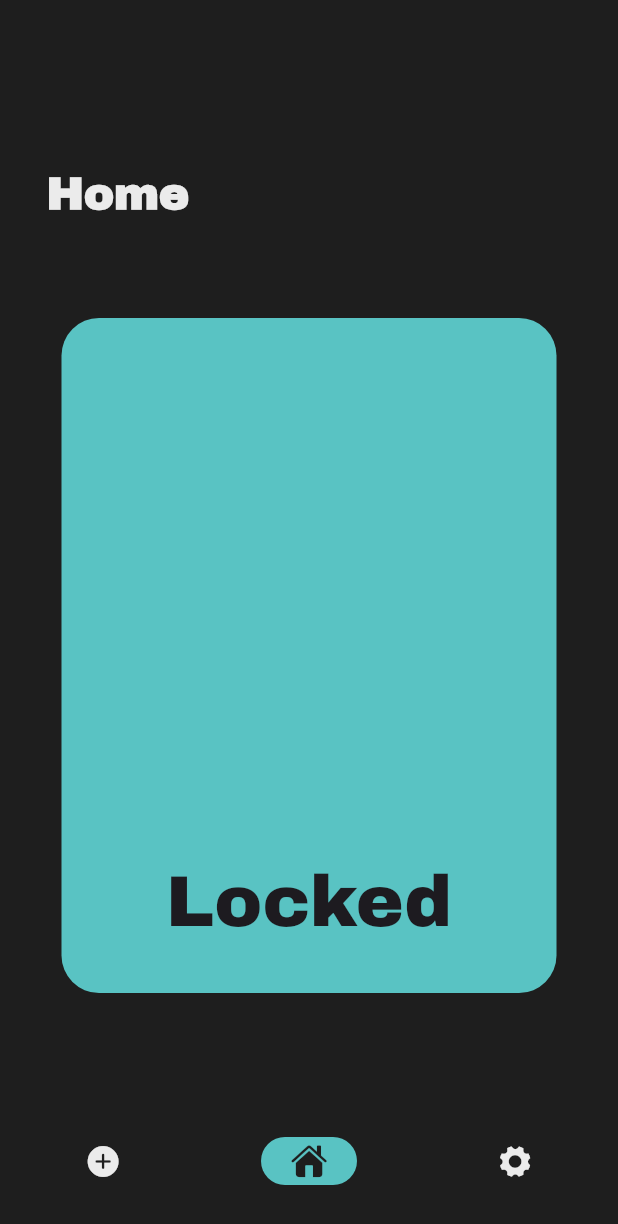
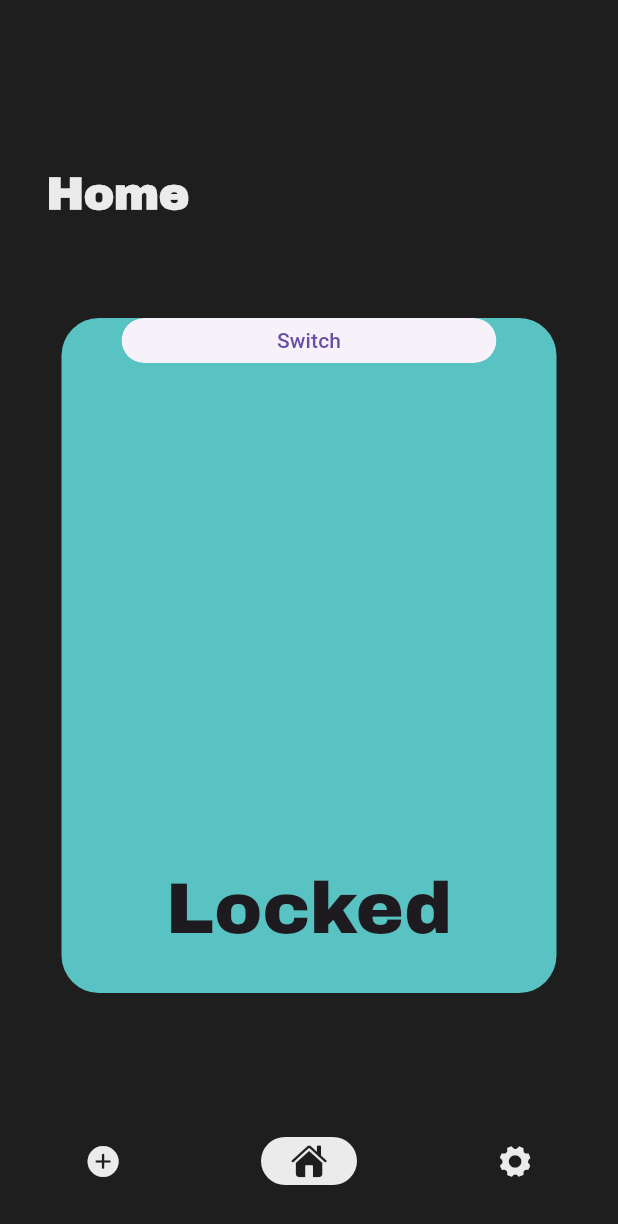
Before and after one commit to WildFore/locklock_application, a Flutter app: the screen it shows after launch, on a phone screen of 412 x 824 dp. Shown: the top 1224 px of the screen. Run offline on Flutter 3.47's test engine with Material 3 defaults, Android fonts, the phone set to English and light mode, and no system bars; our stand-ins replace figma_squircle.

Commit message:
fuck it i'm done

```diff
--- a/locklock_app/lib/home.dart
+++ b/locklock_app/lib/home.dart
@@ -1,14 +1,32 @@
 import 'package:flutter/material.dart';
 import 'package:figma_squircle/figma_squircle.dart';
+import 'main.dart';
 
 class HomePage extends StatefulWidget {
-  const HomePage({super.key});
+  const HomePage({Key? key}) : super(key: key);
 
   @override
   State<HomePage> createState() => _HomePageState();
 }
 
 class _HomePageState extends State<HomePage> {
+  Color databoxColor = ColorLocked.setColor;
+  bool stateOfDoor = true;
+
+  void updateColorData() {
+    setState(() {
+      databoxColor = _calculateUpdatedColor();
+    });
+  }
+
+  Color _calculateUpdatedColor() {
+    if (stateOfDoor) {
+      return Color.fromARGB(255, 89, 195, 195);
+    } else {
+      return Color.fromARGB(255, 244, 91, 104);
+    }
+  }
+
   @override
   Widget build(BuildContext context) {
     return Center(
@@ -16,13 +34,37 @@ class _HomePageState extends State<HomePage> {
         width: 330,
         height: 450,
         decoration: ShapeDecoration(
-              color: Color.fromARGB(255, 89, 195, 195),
+          color: databoxColor,
           shape: SmoothRectangleBorder(
             borderRadius: SmoothBorderRadius(
               cornerRadius: 25,
               cornerSmoothing: 0.8,
-              ))),
-          child: const Center(
+            ),
+          ),
+        ),
+        child: Column(
+          children: [
+            Container(
+              width: 250,
+              height: 30,
+              child: ClipRRect(
+                borderRadius:
+                    SmoothBorderRadius(cornerRadius: 15, cornerSmoothing: 0.8),
+                child: ElevatedButton(
+                  style: const ButtonStyle(
+                    elevation: MaterialStatePropertyAll(0),
+                  ),
+                  onPressed: () {
+                    setState(() {
+                      stateOfDoor = !stateOfDoor;
+                      updateColorData();
+                    });
+                  },
+                  child: const Text("Switch"),
+                ),
+              ),
+            ),
+            const Center(
               child: Padding(
                 padding: EdgeInsets.only(top: 330),
                 child: Text(
@@ -30,9 +72,14 @@ class _HomePageState extends State<HomePage> {
                   style: TextStyle(
                     fontSize: 48,
                     fontFamily: "ArchivoBlack",
-                      fontWeight: FontWeight.w500),
-                )),
-          )),
+                    fontWeight: FontWeight.w500,
+                  ),
+                ),
+              ),
+            ),
+          ],
+        ),
+      ),
     );
   }
 }
--- a/locklock_app/lib/main.dart
+++ b/locklock_app/lib/main.dart
@@ -4,6 +4,7 @@ import 'package:locklock_app/addNewDevice.dart';
 import 'package:locklock_app/home.dart';
 import 'package:locklock_app/settings.dart';
 import 'dart:ui';
+import 'home.dart';
 
 void main() {
   runApp(const Home());
@@ -16,12 +17,21 @@ class Home extends StatefulWidget {
   State<Home> createState() => _HomeState();
 }
 
+class ColorUnlocked {
+  static final setColor = Color.fromARGB(255, 244, 91, 104);
+}
+
+class ColorLocked {
+  static final setColor = Color.fromARGB(255, 89, 195, 195);
+}
+
 class _HomeState extends State<Home> {
   int _selectedIndexPage = 1;
-  List pages = [AddDevicePage(), HomePage(), SettingsPage()];
+  List pages = const [AddDevicePage(), HomePage(), SettingsPage()];
   String appLanding = "Home";
 
   //colors
+
   Color ultraViolet = Color.fromARGB(255, 82, 72, 156);
   Color trueBlue = Color.fromARGB(255, 64, 99, 187);
   Color robinEggBlue = Color.fromARGB(255, 89, 195, 195);
@@ -40,9 +50,9 @@ class _HomeState extends State<Home> {
           backgroundColor: Color.fromARGB(255, 30, 30, 30),
           title: Padding(
             child: Text(appLanding),
-            padding: const EdgeInsets.only(left: 15, top: 110),
+            padding: EdgeInsets.only(left: 15, top: 110),
           ),
-          titleTextStyle: const TextStyle(
+          titleTextStyle: TextStyle(
               fontSize: 30,
               color: Color.fromARGB(255, 235, 235, 235),
               fontFamily: "ArchivoBlack",
@@ -52,17 +62,17 @@ class _HomeState extends State<Home> {
         backgroundColor: Color.fromARGB(255, 30, 30, 30),
         bottomNavigationBar: Container(
           height: 100,
-          decoration: const BoxDecoration(
+          decoration: BoxDecoration(
             borderRadius: BorderRadius.only(
                 topRight: Radius.circular(30), topLeft: Radius.circular(30)),
           ),
           child: ClipRRect(
-            borderRadius: const BorderRadius.only(
+            borderRadius: BorderRadius.only(
                 topRight: Radius.circular(30), topLeft: Radius.circular(30)),
             child: NavigationBar(
                 animationDuration: const Duration(microseconds: 0),
                 backgroundColor: Colors.transparent,
-                indicatorColor: robinEggBlue,
+                indicatorColor: antiFlashWhite,
                 selectedIndex: _selectedIndexPage,
                 labelBehavior: NavigationDestinationLabelBehavior.alwaysHide,
                 indicatorShape: const RoundedRectangleBorder(
```
Lines whose indentation alone changed are shown as unchanged.
